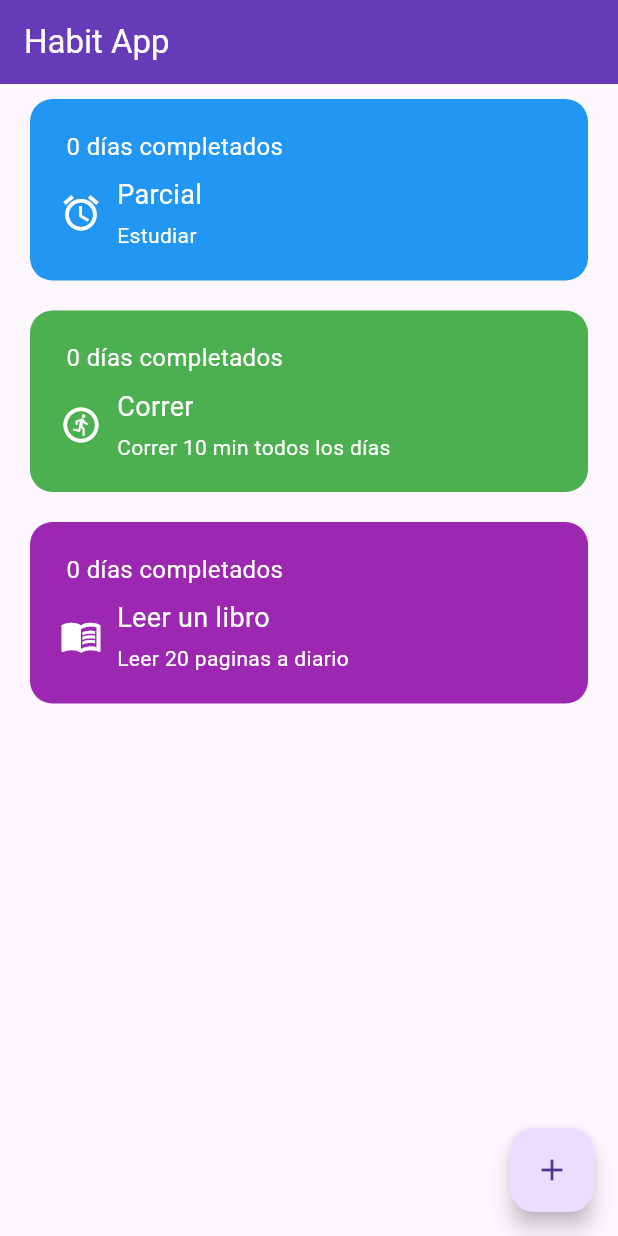
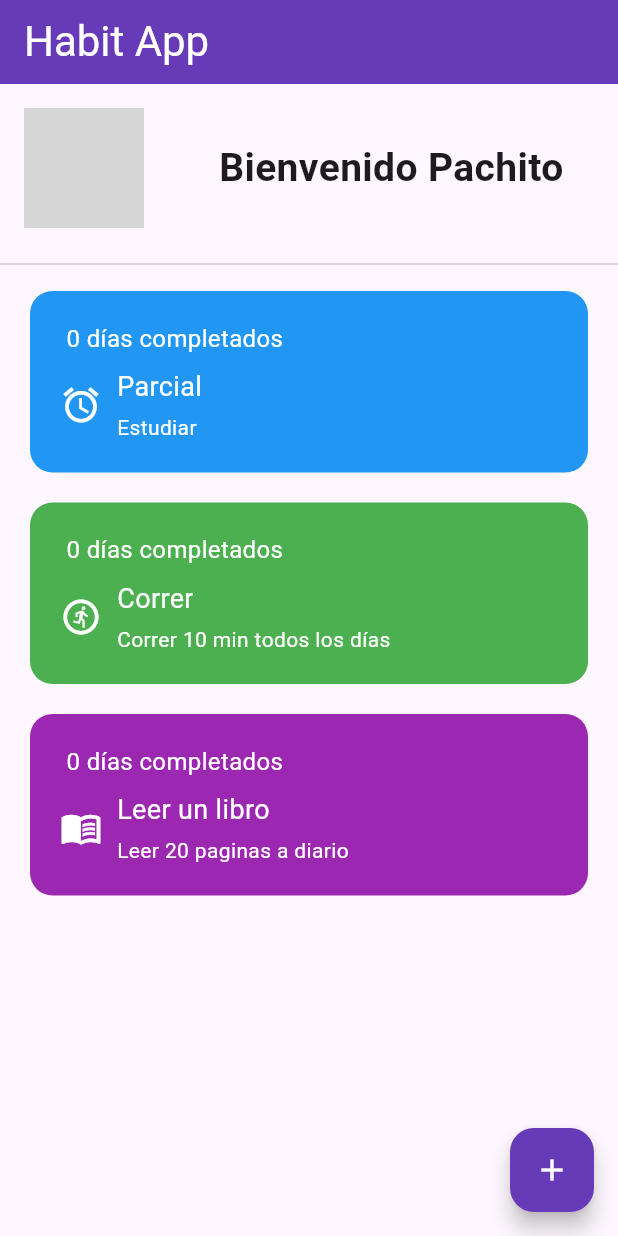
Before and after one commit to JuliethSierra/HabitApp, a Flutter app: the screen it shows after launch, on a phone screen of 412 x 824 dp. Run offline on Flutter 3.47's test engine with Material 3 defaults, Android fonts, the light colour scheme and no system bars; drawn by our look-alikes of flutter_slidable; our stand-ins replace table_calendar; network calls fail; grey boxes are pictures that could not be loaded.

Commit message:
fix icons and color buttoms

```diff
--- a/lib/pages/habit_detail_page.dart
+++ b/lib/pages/habit_detail_page.dart
@@ -4,7 +4,8 @@ import 'package:table_calendar/table_calendar.dart';
 class HabitDetailPage extends StatefulWidget {
   final String habitName;
   final List<DateTime> completedDays;
-  final Function(List<DateTime>) onUpdateDays; // Recibimos el callback para actualizar los días completados
+  final Function(List<DateTime>)
+      onUpdateDays; // Recibimos el callback para actualizar los días completados
 
   const HabitDetailPage({
     super.key,
@@ -36,6 +37,7 @@ class _HabitDetailPageState extends State<HabitDetailPage> {
       appBar: AppBar(
         title: Text(widget.habitName),
         backgroundColor: Colors.deepPurple,
+        foregroundColor: Colors.white,
       ),
       body: Padding(
         padding: const EdgeInsets.all(16.0),
@@ -82,21 +84,26 @@ class _HabitDetailPageState extends State<HabitDetailPage> {
             ElevatedButton(
               onPressed: () {
                 setState(() {
-                  if (!_completedDays.any((day) => isSameDay(day, _selectedDay))) {
+                  if (!_completedDays
+                      .any((day) => isSameDay(day, _selectedDay))) {
                     _completedDays.add(_selectedDay);
                   }
                 });
               },
-              child: const Text('Marcar Día Completado'),
+              child: const Text('Marcar Día Completado',
+                  style: TextStyle(fontSize: 18, fontWeight: FontWeight.bold)),
             ),
           ],
         ),
       ),
       floatingActionButton: FloatingActionButton(
         onPressed: () {
-          widget.onUpdateDays(_completedDays); // Usamos el callback para devolver la lista actualizada
+          widget.onUpdateDays(
+              _completedDays); // Usamos el callback para devolver la lista actualizada
           Navigator.pop(context);
         },
+        backgroundColor: Colors.deepPurple,
+        foregroundColor: Colors.white,
         child: const Icon(Icons.check),
       ),
     );
--- a/lib/pages/home_page.dart
+++ b/lib/pages/home_page.dart
@@ -13,19 +13,24 @@ class HomePage extends StatefulWidget {
 class _HomePageState extends State<HomePage> {
   final _nameController = TextEditingController();
   final _descriptionController = TextEditingController();
+  final String profileImageUrl =
+      'https://st3.depositphotos.com/12985790/15794/i/450/depositphotos_157947226-stock-photo-man-looking-at-camera.jpg';
 
   List<Habit> habitList = [
-    Habit('Parcial', 'Estudiar', false, Colors.blue, Icons.access_alarm_outlined, [
+    Habit('Parcial', 'Estudiar', false, Colors.blue,
+        Icons.access_alarm_outlined, [
       DateTime.utc(2024, 10, 1),
       DateTime.utc(2024, 10, 5),
       DateTime.utc(2024, 10, 10),
     ]),
-    Habit('Correr', 'Correr 10 min todos los días', false, Colors.green, Icons.run_circle_outlined, [
+    Habit('Correr', 'Correr 10 min todos los días', false, Colors.green,
+        Icons.run_circle_outlined, [
       DateTime.utc(2024, 10, 1),
       DateTime.utc(2024, 10, 5),
       DateTime.utc(2024, 10, 10),
     ]),
-    Habit('Leer un libro', 'Leer 20 paginas a diario', false, Colors.purple, Icons.menu_book_outlined, [
+    Habit('Leer un libro', 'Leer 20 paginas a diario', false, Colors.purple,
+        Icons.menu_book_outlined, [
       DateTime.utc(2024, 10, 1),
       DateTime.utc(2024, 10, 5),
       DateTime.utc(2024, 10, 10),
@@ -40,8 +45,8 @@ class _HomePageState extends State<HomePage> {
 
   void saveNewHabit() {
     setState(() {
-      habitList.add(
-        Habit(_nameController.text, _descriptionController.text, false, Colors.purple, Icons.new_label, []));
+      habitList.add(Habit(_nameController.text, _descriptionController.text,
+          false, Colors.purple, Icons.new_label, []));
       _nameController.clear();
       _descriptionController.clear();
     });
@@ -58,15 +63,39 @@ class _HomePageState extends State<HomePage> {
   Widget build(BuildContext context) {
     return Scaffold(
       appBar: AppBar(
-        title: const Text('Habit App'),
+        title: const Text(
+          'Habit App',
+          style: TextStyle(fontSize: 28),
+        ),
         backgroundColor: Colors.deepPurple,
         foregroundColor: Colors.white,
       ),
-      body: ListView.builder(
+      body: Column(
+        children: [
+          Padding(
+            padding: const EdgeInsets.all(16.0),
+            child: Row(
+              children: [
+                CircleAvatar(
+                  radius: 40,
+                  backgroundImage: NetworkImage(profileImageUrl),
+                ),
+                const SizedBox(width: 50),
+                const Text(
+                  'Bienvenido Pachito',
+                  style: TextStyle(fontSize: 26, fontWeight: FontWeight.bold),
+                ),
+              ],
+            ),
+          ),
+          const Divider(),
+          Expanded(
+            child: ListView.builder(
               itemCount: habitList.length,
               itemBuilder: (BuildContext context, index) {
                 return HabitsList(
-            daysCompleted: ' ${habitList[index].calculateStreak(habitList[index].completedDays)} días completados',
+                  daysCompleted:
+                      ' ${habitList[index].calculateStreak(habitList[index].completedDays)} días completados',
                   habitName: habitList[index].name,
                   habitDescription: habitList[index].description,
                   habitCompleted: habitList[index].completed,
@@ -77,26 +106,31 @@ class _HomePageState extends State<HomePage> {
                   deleteFunction: (_) => deleteHabit(index),
                   onUpdateDays: (updatedDays) {
                     setState(() {
-                habitList[index].completedDays = updatedDays; // Actualizamos la lista de días completados
+                      habitList[index].completedDays =
+                          updatedDays; // Actualizamos la lista de días completados
                     });
                   },
                 );
               },
             ),
+          ),
+        ],
+      ),
       floatingActionButton: FloatingActionButton(
         onPressed: openAddHabitDialog,
+        backgroundColor: Colors.deepPurple,
+        foregroundColor: Colors.white,
         child: const Icon(Icons.add),
       ),
     );
   }
-
 
 // Método para abrir el diálogo y agregar un nuevo hábito
   void openAddHabitDialog() {
     String habitName = '';
     String habitDescription = '';
     Color selectedColor = Colors.blue;
-    IconData selectedIcon = Icons.circle;
+    IconData selectedIcon = Icons.local_dining_outlined;
 
     showDialog(
       context: context,
@@ -156,9 +190,10 @@ class _HomePageState extends State<HomePage> {
                       Colors.red,
                       Colors.blue,
                       Colors.green,
-                      Colors.yellow,
+                      Colors.black,
                       Colors.purple,
                       Colors.orange,
+                      Colors.pink
                     ].map((color) {
                       return DropdownMenuItem(
                         value: color,
@@ -190,7 +225,8 @@ class _HomePageState extends State<HomePage> {
               onPressed: () {
                 setState(() {
                   habitList.add(
-                    Habit(habitName, habitDescription, false, selectedColor, selectedIcon, []),
+                    Habit(habitName, habitDescription, false, selectedColor,
+                        selectedIcon, []),
                   );
                 });
                 Navigator.of(context).pop();
--- a/lib/utils/icon_list.dart
+++ b/lib/utils/icon_list.dart
@@ -1,25 +1,26 @@
 import 'package:flutter/material.dart';
 
 class IconList {
-  var iconMap = <String, IconData> {
-    'local_gas_station_outlined': Icons.local_gas_station_outlined,
-    'local_hospital_outlined': Icons.local_hospital_outlined,
-    'local_dining_outlined': Icons.local_dining_outlined,
+  var iconMap = <String, IconData>{
     'shopping_cart_outlined': Icons.shopping_cart_outlined,
-    'otros': Icons.circle,
     'local_hotel_outlined': Icons.local_hotel_outlined,
     'ac_unit_outlined': Icons.ac_unit_outlined,
     'access_alarm_outlined': Icons.access_alarm_outlined,
-    'access_time_outlined': Icons.access_time_outlined,
     'accessible_forward_outlined': Icons.accessible_forward_outlined,
-    'account_balance_outlined': Icons.account_balance_outlined,
     'account_balance_wallet_outlined': Icons.account_balance_wallet_outlined,
-    'adb_rounded': Icons.adb_rounded,
-    'add_circle_outline': Icons.add_circle_outline,
-    'adjust_outlined': Icons.adjust_outlined,
     'agriculture_outlined': Icons.agriculture_outlined,
     'air_outlined': Icons.air_outlined,
     'airplanemode_active_outlined': Icons.airplanemode_active_outlined,
     'home': Icons.home_outlined,
+    'heart': Icons.heart_broken_outlined,
+    'tv': Icons.tv_outlined,
+    'book': Icons.book_outlined,
+    'cake': Icons.cake_outlined,
+    'local_gas_station_outlined': Icons.local_gas_station_outlined,
+    'local_hospital_outlined': Icons.local_hospital_outlined,
+    'local_dining_outlined': Icons.local_dining_outlined,
+    'add_reaction': Icons.add_reaction_outlined,
+    'music': Icons.audiotrack_outlined,
+    'otros': Icons.circle,
   };
 }
```
Lines whose indentation alone changed are shown as unchanged.
